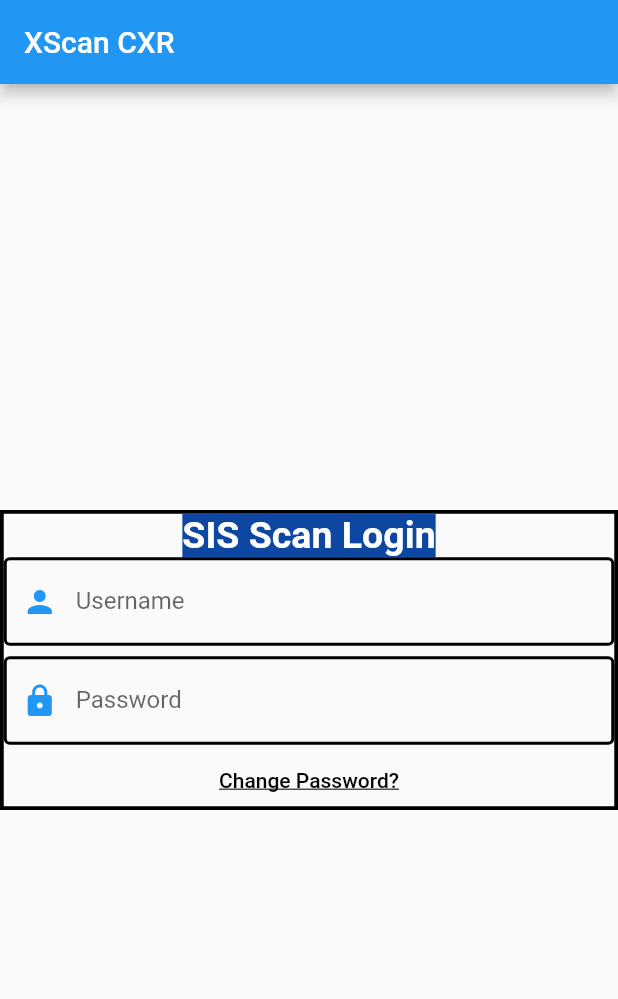
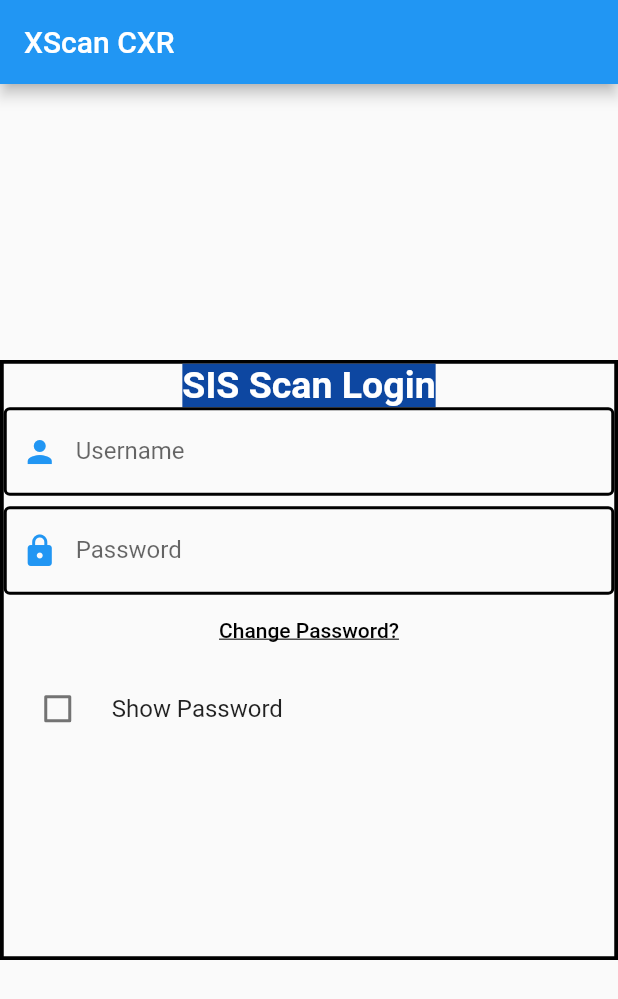
Before and after one commit to JosephLattisaw/sisrover, a Flutter app: the screen it shows after launch, on a phone screen of 412 x 824 dp. Shown: the top 999 px of the screen. Run offline on Flutter 3.47's test engine with Material 2 defaults, Android fonts, the phone set to English and light mode, and no system bars; missing offline and left inert: window_size.

Commit message:
added show password button

```diff
--- a/sisrover_gui/lib/screens/login/login_screen.dart
+++ b/sisrover_gui/lib/screens/login/login_screen.dart
@@ -27,6 +27,8 @@ class MyHomePage extends StatefulWidget {
 }
 
 class _MyHomePageState extends State<MyHomePage> {
+  bool showPassword = false;
+
   @override
   Widget build(BuildContext context) {
     return Scaffold(
@@ -38,7 +40,7 @@ class _MyHomePageState extends State<MyHomePage> {
           mainAxisAlignment: MainAxisAlignment.center,
           children: [
             Container(
-              height: 200,
+              height: 400,
               decoration: BoxDecoration(
                 border: Border.all(
                   color: Colors.black,
@@ -83,6 +85,16 @@ class _MyHomePageState extends State<MyHomePage> {
                       ),
                     ),
                   ),
+                  CheckboxListTile(
+                    title: Text("Show Password"),
+                    value: showPassword,
+                    onChanged: (value) {
+                      setState(() {
+                        showPassword = value;
+                      });
+                    },
+                    controlAffinity: ListTileControlAffinity.leading,
+                  ),
                 ],
               ),
             )
```
